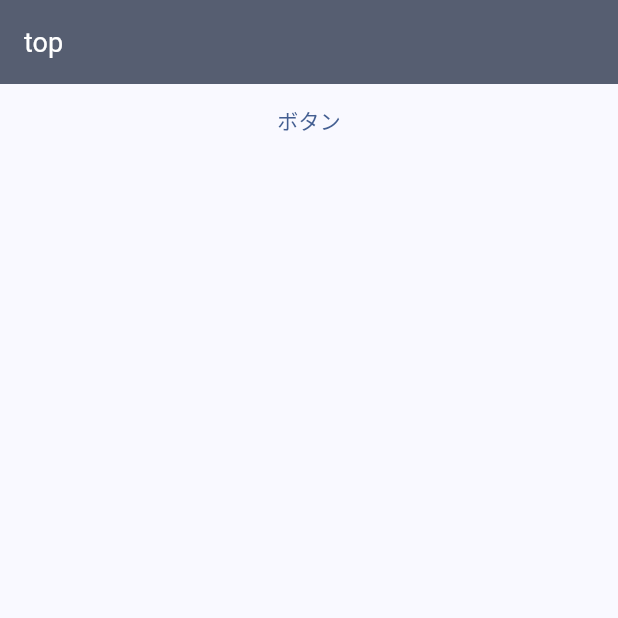
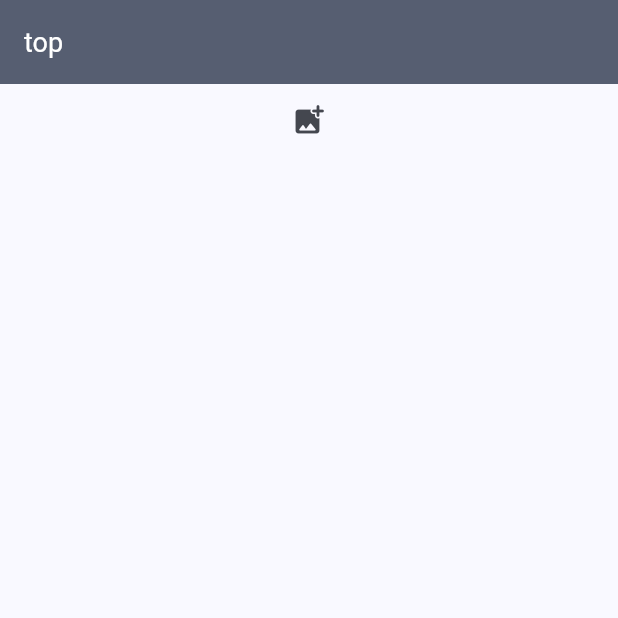
Before and after one commit to sakiso/wish_list_app, a Flutter app: the screen it shows after launch, on a phone screen of 412 x 824 dp, the top half of it. Run offline on Flutter 3.47's test engine with Material 2 defaults, Android fonts, the light colour scheme and no system bars; our stand-ins replace file_picker, flutter_riverpod; missing offline and left inert: google_mlkit_image_labeling, google_mlkit_text_recognition; Roboto replaces fonts that are missing (NotoSansJP).

Commit message:
アイコン変更

```diff
--- a/lib/features/top/top_page.dart
+++ b/lib/features/top/top_page.dart
@@ -17,11 +17,11 @@ class TopPage extends ConsumerWidget {
       body: Center(
           child: Column(
         children: [
-          TextButton(
+          IconButton(
             onPressed: () async {
               await textRecognize(ref);
             },
-            child: const Text('ボタン'),
+            icon: const Icon(Icons.add_photo_alternate_rounded),
           ),
           Text(ref.watch(recognizedTextProvider)),
         ],
@@ -48,6 +48,7 @@ class TopPage extends ConsumerWidget {
     //todo: 読み込み中にローディングを出す
     if (result != null) {
       final inputImage = InputImage.fromFile(File(result.files.single.path!));
+      // todo: 画像じゃなかったらリターン
 
       // 文字認識
       final textRecognizer =
```
